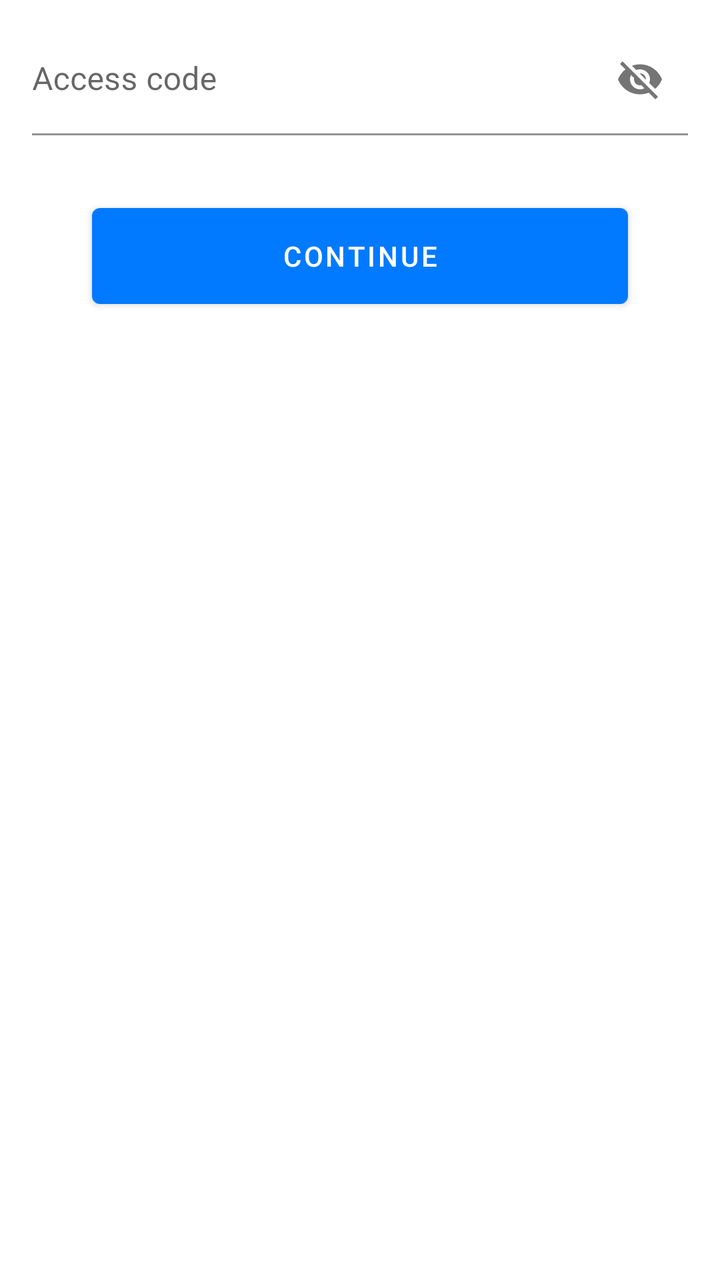
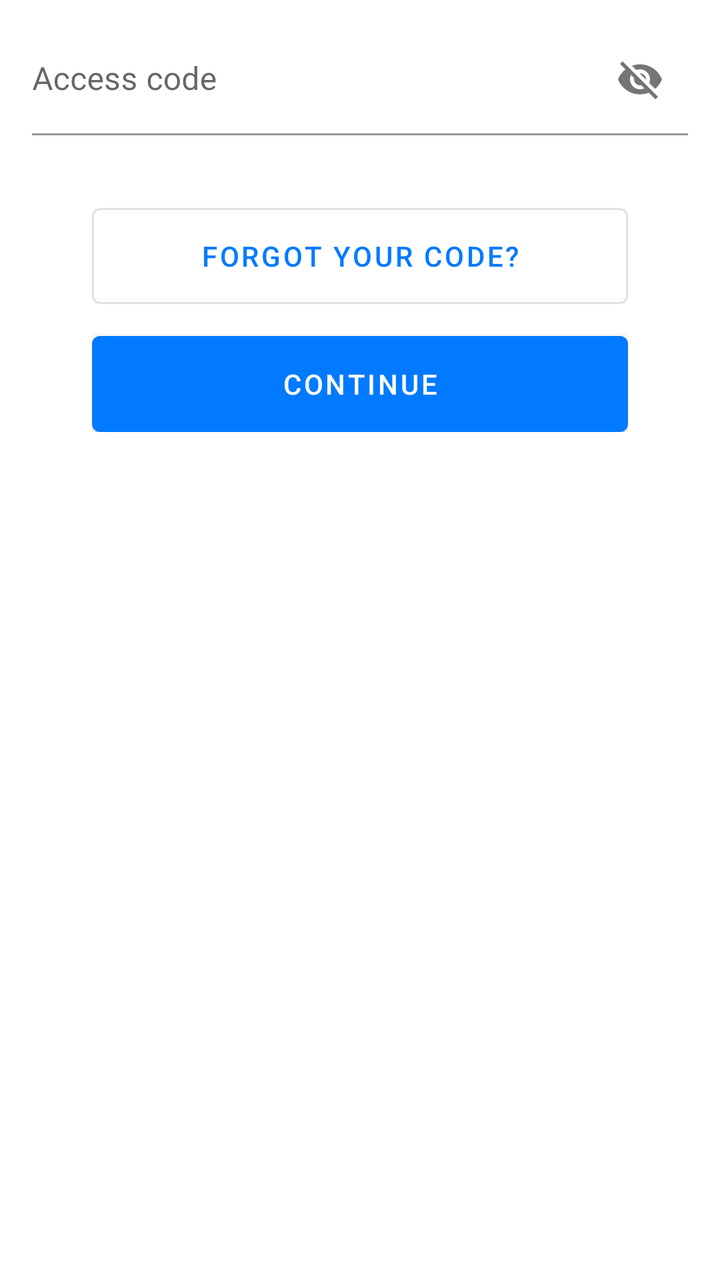

The first picture is an Android layout as it rendered before a commit; the second is the same layout after the commit. The layout source and the unified diff follow.
<!-- AndroidManifest.xml: another module's application theme AppTheme -->
<!-- res/layout/pin_code_request_layout.xml -->
<?xml version="1.0" encoding="utf-8"?>
<androidx.constraintlayout.widget.ConstraintLayout xmlns:android="http://schemas.android.com/apk/res/android"
    xmlns:app="http://schemas.android.com/apk/res-auto"
    android:id="@+id/csPinCode"
    android:layout_width="match_parent"
    android:layout_height="@dimen/bottom_sheet_top_container_height"
    android:focusable="true"
    android:focusableInTouchMode="true">

    <FrameLayout
        android:id="@+id/flLayout"
        android:layout_width="0dp"
        android:layout_height="wrap_content"
        android:layout_marginTop="12dp"
        android:paddingStart="16dp"
        android:paddingEnd="16dp"
        app:layout_constraintEnd_toEndOf="parent"
        app:layout_constraintStart_toStartOf="parent"
        app:layout_constraintTop_toTopOf="parent">

        <com.google.android.material.textfield.TextInputLayout
            android:id="@+id/tilPinCode"
            android:layout_width="match_parent"
            android:layout_height="wrap_content"
            android:hint="@string/pin1"
            app:boxBackgroundColor="@android:color/transparent"
            app:endIconMode="password_toggle"
            app:errorIconDrawable="@null">

            <com.google.android.material.textfield.TextInputEditText
                android:id="@+id/etPinCode"
                android:layout_width="match_parent"
                android:layout_height="match_parent"
                android:background="@android:color/transparent"
                android:paddingStart="0dp"
                android:paddingEnd="0dp" />

        </com.google.android.material.textfield.TextInputLayout>

    </FrameLayout>

    <com.google.android.material.button.MaterialButton
        android:id="@+id/btnContinue"
        android:layout_width="0dp"
        android:layout_height="wrap_content"
        android:layout_marginStart="46dp"
        android:layout_marginTop="@dimen/button_continue_margin_top"
        android:layout_marginEnd="46dp"
        android:insetTop="0dp"
        android:insetBottom="0dp"
        android:text="@string/common_continue"
        app:layout_constraintEnd_toEndOf="parent"
        app:layout_constraintStart_toStartOf="parent"
        app:layout_constraintTop_toTopOf="parent" />

</androidx.constraintlayout.widget.ConstraintLayout>
<!-- resources referenced by this layout -->
<resources>
  <dimen name="bottom_sheet_top_container_height">220dp</dimen>
  <dimen name="button_continue_margin_top">104dp</dimen>
  <string name="common_continue">Continue</string>
  <string name="pin1">Access code</string>
  <style name="AppTheme" parent="Theme.MaterialComponents.DayNight.NoActionBar">
          <item name="colorPrimary">@color/primary</item>
          <item name="colorPrimaryDark">@color/primary_dark</item>
          <item name="colorOnPrimary">@color/on_primary</item>
          <item name="colorSecondary">@color/primary</item>
      </style>
  <color name="primary">#027aff</color>
  <color name="primary_dark">#0a02ff</color>
  <color name="on_primary">#FFFFFF</color>
</resources>

<!-- the commit's change to res/layout/pin_code_request_layout.xml (unified diff, before → after) -->
@@ -39,18 +39,40 @@
 
     </FrameLayout>
 
-    <com.google.android.material.button.MaterialButton
-        android:id="@+id/btnContinue"
-        android:layout_width="0dp"
+    <LinearLayout
+        android:layout_width="match_parent"
         android:layout_height="wrap_content"
+        android:orientation="vertical"
         android:layout_marginStart="46dp"
         android:layout_marginTop="@dimen/button_continue_margin_top"
         android:layout_marginEnd="46dp"
-        android:insetTop="0dp"
-        android:insetBottom="0dp"
-        android:text="@string/common_continue"
-        app:layout_constraintEnd_toEndOf="parent"
-        app:layout_constraintStart_toStartOf="parent"
-        app:layout_constraintTop_toTopOf="parent" />
+        app:layout_constraintTop_toTopOf="parent">
+
+        <Button
+            style="@style/Widget.MaterialComponents.Button.OutlinedButton"
+            android:id="@+id/btnForgotCode"
+            android:layout_width="match_parent"
+            android:layout_height="wrap_content"
+            android:insetTop="0dp"
+            android:insetBottom="0dp"
+            android:text="@string/reset_codes_btn_forgot_your_code"
+            app:layout_constraintEnd_toEndOf="parent"
+            app:layout_constraintStart_toStartOf="parent"
+            app:layout_constraintTop_toTopOf="parent"
+            android:layout_marginBottom="16dp"
+            />
+
+        <com.google.android.material.button.MaterialButton
+            android:id="@+id/btnContinue"
+            android:layout_width="match_parent"
+            android:layout_height="wrap_content"
+            android:insetTop="0dp"
+            android:insetBottom="0dp"
+            android:text="@string/common_continue"
+            app:layout_constraintEnd_toEndOf="parent"
+            app:layout_constraintStart_toStartOf="parent"
+            app:layout_constraintTop_toTopOf="parent" />
+
+    </LinearLayout>
 
 </androidx.constraintlayout.widget.ConstraintLayout>
<!-- resource entries referenced after the edit -->
@@ -4,6 +4,7 @@
   <dimen name="button_continue_margin_top">104dp</dimen>
   <string name="common_continue">Continue</string>
   <string name="pin1">Access code</string>
+  <string name="reset_codes_btn_forgot_your_code" translatable="false">Forgot your code?</string>
   <style name="AppTheme" parent="Theme.MaterialComponents.DayNight.NoActionBar">
           <item name="colorPrimary">@color/primary</item>
           <item name="colorPrimaryDark">@color/primary_dark</item>
